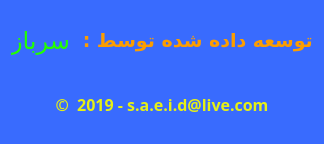
Qt form about.ui (JavadiSaeid/ArchivingSystem_doc) before a commit.
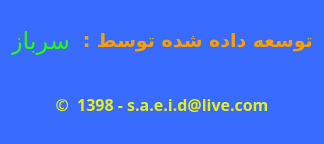
The same form after that commit.

Commit message: viraiesh about -19:36

Patch:
```diff
--- a/about.ui
+++ b/about.ui
@@ -91,7 +91,7 @@
       <string notr="true">color:#E6F014 ;</string>
      </property>
      <property name="text">
-      <string>©  2019 - s.a.e.i.d@live.com</string>
+      <string>©  1398 - s.a.e.i.d@live.com</string>
      </property>
      <property name="alignment">
       <set>Qt::AlignCenter</set>
```
